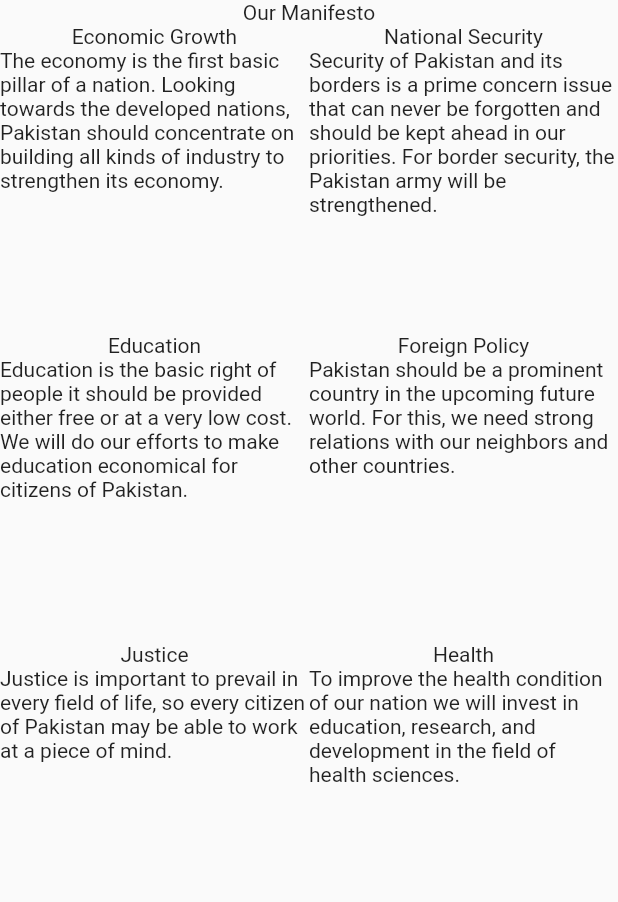
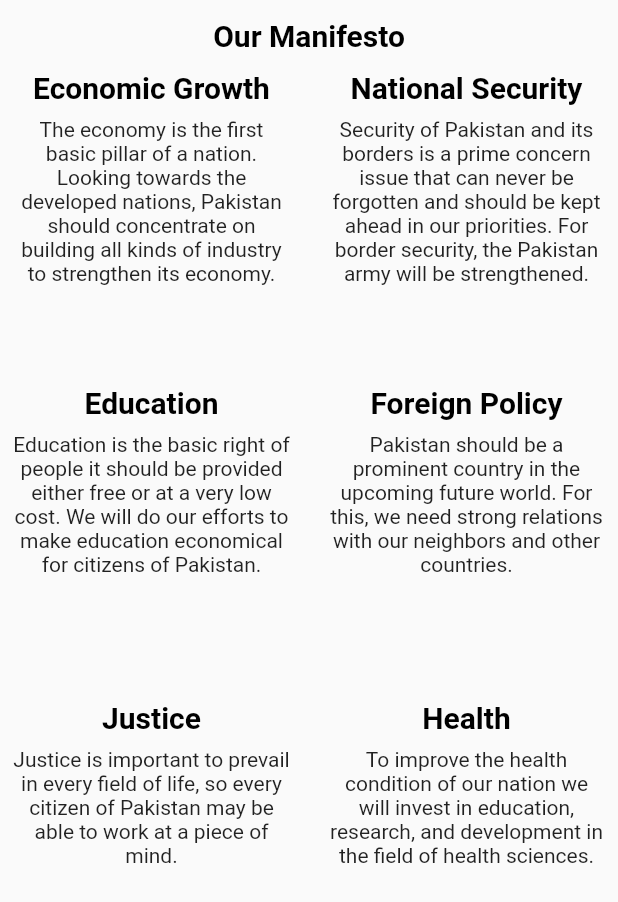
Before and after one commit to asadullahilyas/azan_pakistan, a Flutter app: the ManifestoPage widget shown alone on an empty page, opened directly, on a phone screen of 412 x 824 dp. Shown: the top 902 px of the screen. Run offline on Flutter 3.47's test engine with Material 2 defaults, Android fonts, the light colour scheme and no system bars.

Commit message:
Update main.dart

```diff
--- a/lib/main.dart
+++ b/lib/main.dart
@@ -160,7 +160,9 @@
       children: const <Widget>[
         HeadingText('Azan Pakistan'),
         ContentText(
-            'Azan Pakistan is a party heading towards the betterment of Pakistan. We have a motive to make Pakistan a welfare state in which people will live in an atmosphere of brotherhood and harmony.')
+          'Azan Pakistan is a party heading towards the betterment of Pakistan. We have a motive to make Pakistan a welfare state in which people will live in an atmosphere of brotherhood and harmony.',
+          padding: EdgeInsets.all(8),
+        )
       ],
     );
   }
@@ -176,7 +178,9 @@
       children: const <Widget>[
         HeadingText('Why Azan Pakistan?'),
         ContentText(
-            'Azan Pakistan has a motive to make Pakistan a welfare state in which people will live in an atmosphere of brotherhood and harmony To achieve this goal we will do everything in our strength, we will teach our members and citizens of Pakistan how to fight for their basic human rights.')
+          'Azan Pakistan has a motive to make Pakistan a welfare state in which people will live in an atmosphere of brotherhood and harmony To achieve this goal we will do everything in our strength, we will teach our members and citizens of Pakistan how to fight for their basic human rights.',
+          padding: EdgeInsets.all(8),
+        )
       ],
     );
   }
@@ -190,11 +194,17 @@
     return Column(
       mainAxisAlignment: MainAxisAlignment.center,
       children: <Widget>[
+        const SizedBox(
+          height: 12,
+        ),
         const HeadingText('Our Manifesto'),
+        const SizedBox(
+          height: 12,
+        ),
         Flexible(
           child: GridView(
             gridDelegate: const SliverGridDelegateWithFixedCrossAxisCount(
-                crossAxisCount: 2),
+                crossAxisCount: 2, mainAxisSpacing: 8, crossAxisSpacing: 8),
             physics: const NeverScrollableScrollPhysics(),
             children: const <Widget>[
               ManifestoGridItem('Economic Growth',
@@ -236,18 +246,27 @@
 
   @override
   Widget build(BuildContext context) {
-    return Text(heading);
+    return Text(
+      heading,
+      style: const TextStyle(
+          color: Colors.black, fontSize: 20, fontWeight: FontWeight.bold),
+    );
   }
 }
 
 class ContentText extends StatelessWidget {
   final String content;
+  final EdgeInsets padding;
 
-  const ContentText(this.content, {super.key});
+  const ContentText(this.content,
+      {this.padding = const EdgeInsets.all(0), super.key});
 
   @override
   Widget build(BuildContext context) {
-    return Text(content);
+    return Padding(
+      padding: padding,
+      child: Text(content),
+    );
   }
 }
 
@@ -260,7 +279,16 @@
   @override
   Widget build(BuildContext context) {
     return Column(
-      children: <Widget>[HeadingText(title), Text(description)],
+      children: <Widget>[
+        HeadingText(title),
+        Padding(
+          padding: const EdgeInsets.all(8.0),
+          child: Text(
+            description,
+            textAlign: TextAlign.center,
+          ),
+        )
+      ],
     );
   }
 }
```
